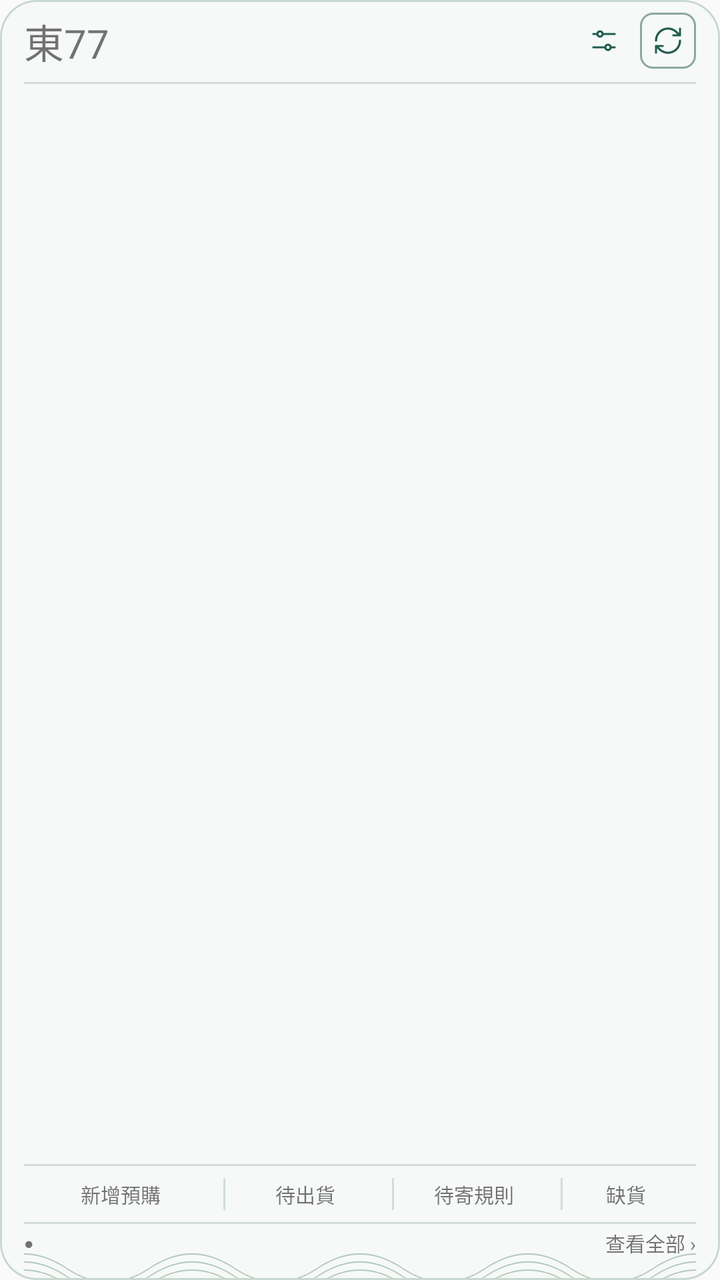
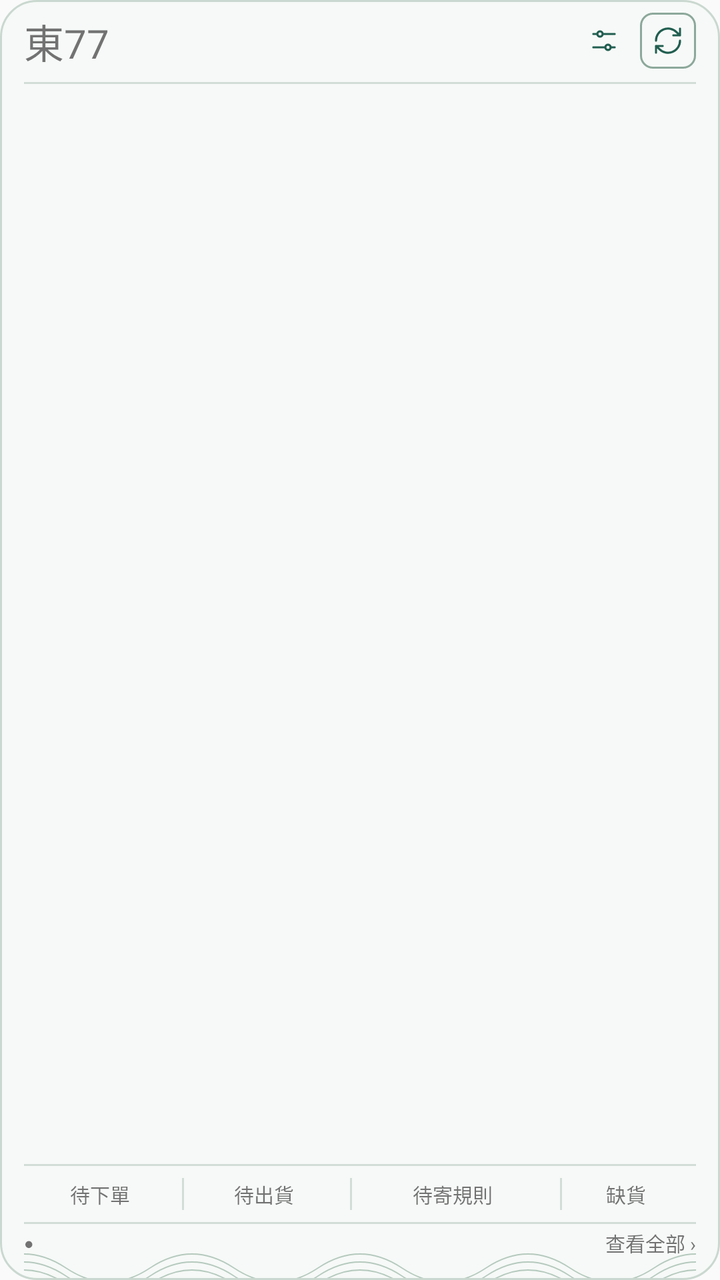

Two renders of the same Android screen: before a commit and after it. Below are the layout's source before the change and the commit's diff.
<!-- AndroidManifest.xml: application theme android:Theme.Material.Light.NoActionBar -->
<!-- res/layout/widget_board.xml -->
<LinearLayout xmlns:android="http://schemas.android.com/apk/res/android" android:id="@+id/root" android:layout_width="match_parent" android:layout_height="match_parent" android:orientation="vertical" android:paddingLeft="12dp" android:paddingRight="12dp" android:paddingTop="6dp" android:paddingBottom="10dp" android:background="@drawable/widget_background">
    <LinearLayout android:layout_width="match_parent" android:layout_height="wrap_content" android:minHeight="28dp" android:gravity="center_vertical" android:baselineAligned="false">
        <TextView android:id="@+id/heading" android:layout_width="wrap_content" android:layout_height="wrap_content" android:fontFamily="@font/widget_serif_semibold" android:includeFontPadding="false" android:textSize="20sp" android:maxLines="1" android:text="東77" />
        <TextView android:id="@+id/season" android:layout_width="0dp" android:layout_weight="1" android:layout_height="wrap_content" android:layout_marginLeft="8dp" android:fontFamily="@font/widget_serif" android:includeFontPadding="false" android:textSize="12sp" android:maxLines="1" android:ellipsize="end" />
        <ImageView android:id="@+id/settings" android:layout_width="28dp" android:layout_height="28dp" android:padding="6dp" android:src="@drawable/ic_settings" android:contentDescription="小工具設定" />
        <ImageView android:id="@+id/refresh" android:layout_width="28dp" android:layout_height="28dp" android:layout_marginLeft="4dp" android:padding="6dp" android:src="@drawable/ic_refresh" android:background="@drawable/icon_button" android:contentDescription="重新整理" />
    </LinearLayout>
    <LinearLayout android:id="@+id/header_line" android:layout_width="match_parent" android:layout_height="1dp" android:layout_marginTop="6dp" android:layout_marginBottom="3dp" android:background="#D2DDD7" />
    <ListView android:id="@+id/feed" android:layout_width="match_parent" android:layout_height="0dp" android:layout_weight="1" android:divider="@null" android:dividerHeight="0dp" android:scrollbars="vertical" android:cacheColorHint="@android:color/transparent" />
    <LinearLayout android:id="@+id/metrics_line" android:layout_width="match_parent" android:layout_height="1dp" android:background="#D2DDD7" />
    <LinearLayout android:id="@+id/metrics" android:layout_width="match_parent" android:layout_height="wrap_content" android:minHeight="28dp" android:paddingTop="1dp" android:paddingBottom="1dp" android:gravity="center_vertical" android:baselineAligned="false">
        <LinearLayout android:id="@+id/purchase" style="@style/Metric" android:layout_weight="1.2"><TextView android:id="@+id/purchase_label" style="@style/MetricLabel" android:text="新增預購" /><TextView android:id="@+id/purchase_value" style="@style/MetricValue" /></LinearLayout>
        <LinearLayout android:id="@+id/metric_sep1" style="@style/MetricSeparator" />
        <LinearLayout android:id="@+id/shipment" style="@style/Metric"><TextView android:id="@+id/shipment_label" style="@style/MetricLabel" android:text="待出貨" /><TextView android:id="@+id/shipment_value" style="@style/MetricValue" /></LinearLayout>
        <LinearLayout android:id="@+id/metric_sep2" style="@style/MetricSeparator" />
        <LinearLayout android:id="@+id/rules" style="@style/Metric"><TextView android:id="@+id/rules_label" style="@style/MetricLabel" android:text="待寄規則" /><TextView android:id="@+id/rules_value" style="@style/MetricValue" /></LinearLayout>
        <LinearLayout android:id="@+id/metric_sep3" style="@style/MetricSeparator" />
        <LinearLayout android:id="@+id/shortage" style="@style/Metric" android:layout_weight="0.8"><TextView android:id="@+id/shortage_label" style="@style/MetricLabel" android:text="缺貨" /><TextView android:id="@+id/shortage_value" style="@style/MetricValue" /></LinearLayout>
    </LinearLayout>
    <LinearLayout android:id="@+id/footer_line" android:layout_width="match_parent" android:layout_height="1dp" android:background="#D2DDD7" />
    <LinearLayout android:id="@+id/footer" android:layout_width="match_parent" android:layout_height="wrap_content" android:minHeight="18dp" android:paddingTop="1dp" android:gravity="center_vertical">
        <TextView android:id="@+id/status_dot" android:layout_width="10dp" android:layout_height="wrap_content" android:text="●" android:textSize="8sp" android:includeFontPadding="false" />
        <TextView android:id="@+id/status" android:layout_width="0dp" android:layout_weight="1" android:layout_height="wrap_content" android:fontFamily="@font/widget_serif" android:includeFontPadding="false" android:textSize="10sp" android:maxLines="1" android:ellipsize="end" />
        <TextView android:id="@+id/view_all" android:layout_width="wrap_content" android:layout_height="wrap_content" android:fontFamily="@font/widget_serif" android:includeFontPadding="false" android:textSize="10sp" android:text="查看全部 ›" android:maxLines="1" />
    </LinearLayout>
</LinearLayout>
<!-- resources referenced by this layout -->
<resources>
  <!-- drawable ic_refresh (drawable) -->
  <vector xmlns:android="http://schemas.android.com/apk/res/android" android:width="24dp" android:height="24dp" android:viewportWidth="24" android:viewportHeight="24"><path android:pathData="M3 12a9 9 0 0 1 15.5,-6.3L21 8 M21 3v5h-5 M21 12a9 9 0 0 1 -15.5,6.3L3 16 M8 16H3v5" android:fillColor="#00000000" android:strokeColor="#215E50" android:strokeWidth="1.6" android:strokeLineCap="round" android:strokeLineJoin="round" /></vector>
  <!-- drawable ic_settings (drawable) -->
  <vector xmlns:android="http://schemas.android.com/apk/res/android" android:width="24dp" android:height="24dp" android:viewportWidth="24" android:viewportHeight="24"><path android:pathData="M20 7H11 M7 7H4 M20 17H17 M13 17H4 M11 7a2 2 0 1 1 -4 0a2 2 0 1 1 4 0 M17 17a2 2 0 1 1 -4 0a2 2 0 1 1 4 0" android:fillColor="#00000000" android:strokeColor="#215E50" android:strokeWidth="1.6" android:strokeLineCap="round" android:strokeLineJoin="round" /></vector>
  <!-- drawable icon_button (drawable) -->
  <shape xmlns:android="http://schemas.android.com/apk/res/android"><solid android:color="#00000000" /><corners android:radius="6dp" /><stroke android:width="1dp" android:color="#8CA89B" /></shape>
  <!-- drawable widget_background (drawable) -->
  <layer-list xmlns:android="http://schemas.android.com/apk/res/android"><item><shape><solid android:color="#F6F9F7" /><corners android:radius="18dp" /><stroke android:width="1dp" android:color="#CAD8D0" /></shape></item><item android:height="18dp" android:gravity="bottom" android:left="12dp" android:right="12dp" android:bottom="1dp" android:drawable="@drawable/wave" /></layer-list>
  <style name="Metric"><item name="android:layout_width">0dp</item><item name="android:layout_weight">1</item><item name="android:layout_height">wrap_content</item><item name="android:minHeight">26dp</item><item name="android:gravity">center</item><item name="android:orientation">horizontal</item><item name="android:baselineAligned">true</item></style>
  <style name="MetricLabel"><item name="android:layout_width">wrap_content</item><item name="android:layout_height">wrap_content</item><item name="android:fontFamily">@font/widget_serif</item><item name="android:includeFontPadding">false</item><item name="android:textSize">10sp</item><item name="android:maxLines">1</item></style>
  <style name="MetricSeparator"><item name="android:layout_width">1dp</item><item name="android:layout_height">16dp</item><item name="android:background">#D2DDD7</item></style>
  <style name="MetricValue"><item name="android:layout_width">wrap_content</item><item name="android:layout_height">wrap_content</item><item name="android:layout_marginLeft">3dp</item><item name="android:fontFamily">@font/widget_serif_semibold</item><item name="android:includeFontPadding">false</item><item name="android:textSize">16sp</item><item name="android:maxLines">1</item></style>
  <!-- drawable wave (drawable) -->
  <vector xmlns:android="http://schemas.android.com/apk/res/android" android:width="400dp" android:height="18dp" android:viewportWidth="400" android:viewportHeight="18"><path android:pathData="M-25 13Q0 -1 25 13T75 13T125 13T175 13T225 13T275 13T325 13T375 13T425 13 M-25 17Q0 3 25 17T75 17T125 17T175 17T225 17T275 17T325 17T375 17T425 17 M-25 21Q0 7 25 21T75 21T125 21T175 21T225 21T275 21T325 21T375 21T425 21" android:fillColor="#00000000" android:strokeColor="#91AF9F" android:strokeWidth="0.65" android:strokeAlpha="0.65" /></vector>
</resources>

<!-- the commit's change to res/layout/widget_board.xml (unified diff, before → after) -->
@@ -9,11 +9,11 @@
     <ListView android:id="@+id/feed" android:layout_width="match_parent" android:layout_height="0dp" android:layout_weight="1" android:divider="@null" android:dividerHeight="0dp" android:scrollbars="vertical" android:cacheColorHint="@android:color/transparent" />
     <LinearLayout android:id="@+id/metrics_line" android:layout_width="match_parent" android:layout_height="1dp" android:background="#D2DDD7" />
     <LinearLayout android:id="@+id/metrics" android:layout_width="match_parent" android:layout_height="wrap_content" android:minHeight="28dp" android:paddingTop="1dp" android:paddingBottom="1dp" android:gravity="center_vertical" android:baselineAligned="false">
-        <LinearLayout android:id="@+id/purchase" style="@style/Metric" android:layout_weight="1.2"><TextView android:id="@+id/purchase_label" style="@style/MetricLabel" android:text="新增預購" /><TextView android:id="@+id/purchase_value" style="@style/MetricValue" /></LinearLayout>
+        <LinearLayout android:id="@+id/purchase" style="@style/Metric" android:layout_weight="0.95"><TextView android:id="@+id/purchase_label" style="@style/MetricLabel" android:text="待下單" /><TextView android:id="@+id/purchase_value" style="@style/MetricValue" /></LinearLayout>
         <LinearLayout android:id="@+id/metric_sep1" style="@style/MetricSeparator" />
         <LinearLayout android:id="@+id/shipment" style="@style/Metric"><TextView android:id="@+id/shipment_label" style="@style/MetricLabel" android:text="待出貨" /><TextView android:id="@+id/shipment_value" style="@style/MetricValue" /></LinearLayout>
         <LinearLayout android:id="@+id/metric_sep2" style="@style/MetricSeparator" />
-        <LinearLayout android:id="@+id/rules" style="@style/Metric"><TextView android:id="@+id/rules_label" style="@style/MetricLabel" android:text="待寄規則" /><TextView android:id="@+id/rules_value" style="@style/MetricValue" /></LinearLayout>
+        <LinearLayout android:id="@+id/rules" style="@style/Metric" android:layout_weight="1.25"><TextView android:id="@+id/rules_label" style="@style/MetricLabel" android:text="待寄規則" /><TextView android:id="@+id/rules_value" style="@style/MetricValue" /></LinearLayout>
         <LinearLayout android:id="@+id/metric_sep3" style="@style/MetricSeparator" />
         <LinearLayout android:id="@+id/shortage" style="@style/Metric" android:layout_weight="0.8"><TextView android:id="@+id/shortage_label" style="@style/MetricLabel" android:text="缺貨" /><TextView android:id="@+id/shortage_value" style="@style/MetricValue" /></LinearLayout>
     </LinearLayout>
